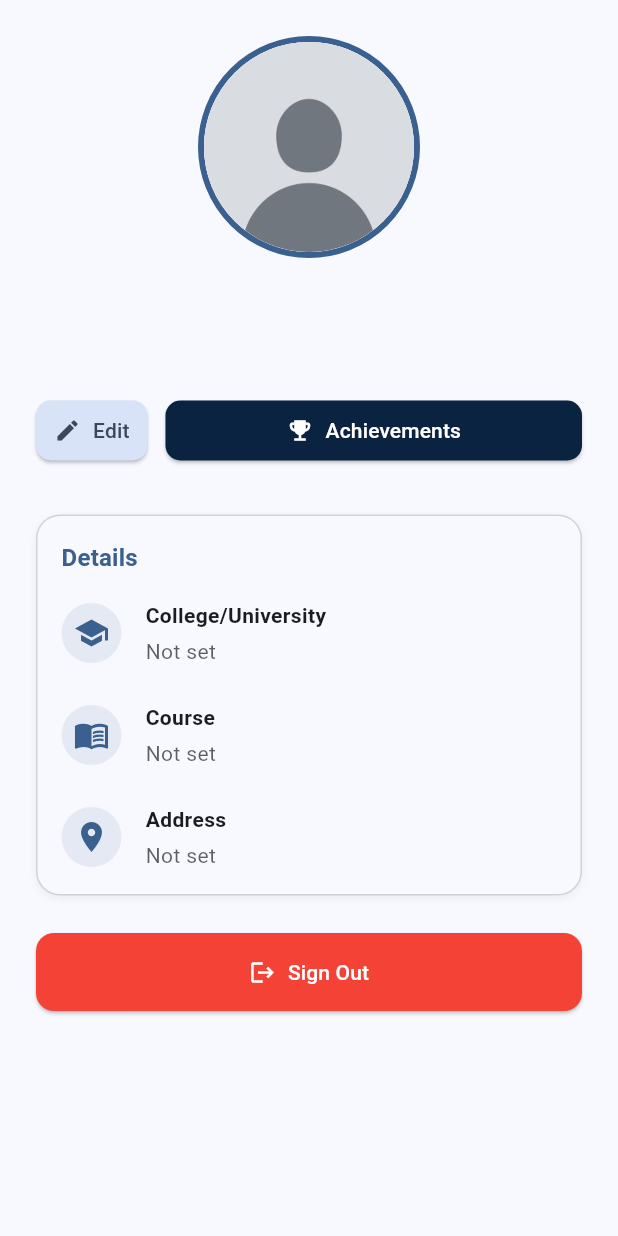
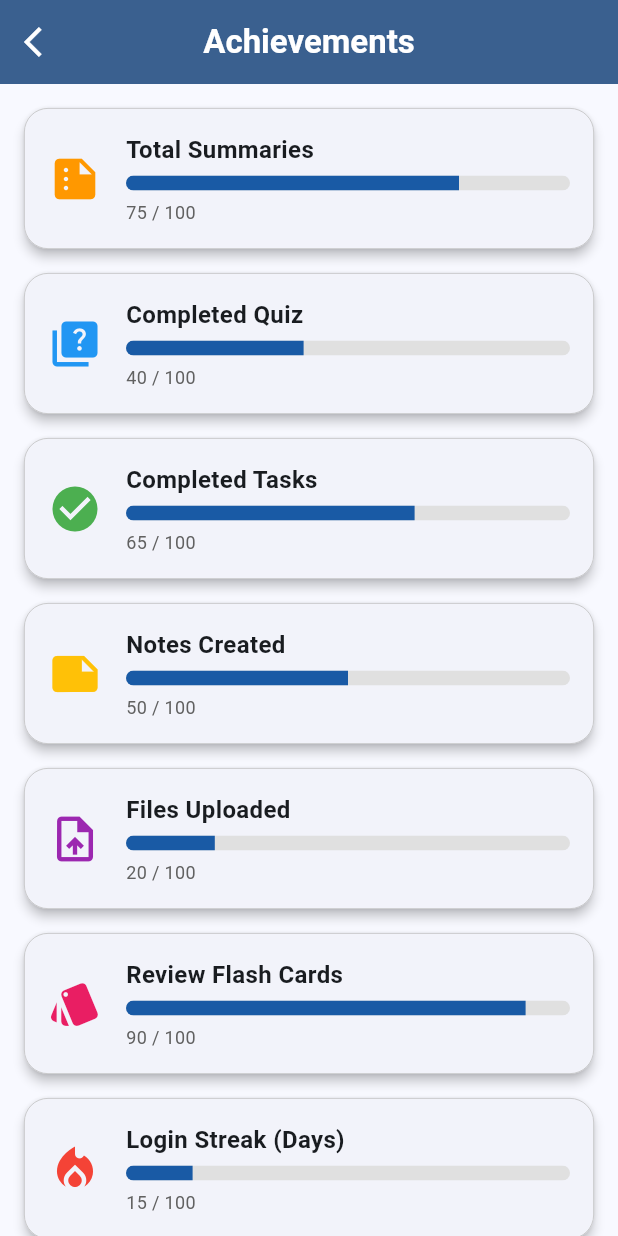
Before and after one commit to Truuuuuuuu/easemester_app, a Flutter app: the ProfilePage screen opened directly, after a tap on "Achievements", on a phone screen of 412 x 824 dp. Run offline on Flutter 3.47's test engine with Material 3 defaults, Android fonts, the phone set to English and light mode, and no system bars; our stand-ins replace cloud_firestore, dio, file_picker, firebase_auth, firebase_core, flutter_dotenv and 7 more; missing offline and left inert: docx_to_text, syncfusion_flutter_pdf; accounts and stored records are empty.

Commit message:
added achievement page

```diff
--- /dev/null
+++ b/lib/views/pages/achievement_page.dart
@@ -0,0 +1,187 @@
+import 'package:flutter/material.dart';
+
+class AchievementPage extends StatefulWidget {
+  const AchievementPage({super.key});
+
+  @override
+  State<AchievementPage> createState() =>
+      _AchievementPageState();
+}
+
+class _AchievementPageState extends State<AchievementPage> {
+  final Map<String, double> achievements = {
+    "Total Summaries": 75,
+    "Completed Quiz": 40,
+    "Completed Tasks": 65,
+    "Notes Created": 50,
+    "Files Uploaded": 20,
+    "Review Flash Cards": 90,
+    "Login Streak (Days)": 15,
+    "Study Hours Logged": 60,
+    "Profile Completed": 100,
+  };
+
+  @override
+  Widget build(BuildContext context) {
+    return Scaffold(
+      appBar: AppBar(
+        title: Text(
+          "Achievements",
+          style: TextStyle(
+            color: Theme.of(context).colorScheme.onPrimary,
+            fontWeight: FontWeight.bold,
+          ),
+        ),
+        centerTitle: true,
+        backgroundColor: Theme.of(
+          context,
+        ).colorScheme.primary,
+        leading: IconButton(
+          icon: Icon(
+            Icons.arrow_back_ios,
+            color: Theme.of(context).colorScheme.onPrimary,
+          ),
+          onPressed: () => Navigator.pop(context),
+        ),
+      ),
+
+      body: ListView.builder(
+        padding: const EdgeInsets.all(16),
+        itemCount: achievements.length,
+        itemBuilder: (context, index) {
+          final title = achievements.keys.elementAt(index);
+          final value = achievements.values.elementAt(
+            index,
+          );
+
+          return Card(
+            shape: RoundedRectangleBorder(
+              borderRadius: BorderRadius.circular(16),
+              side: BorderSide(
+                color: Colors.grey.shade400,
+                width: 0.5,
+
+              ),
+            ),
+            elevation: 3,
+            margin: const EdgeInsets.only(bottom: 16),
+            child: Padding(
+              padding: const EdgeInsets.all(16),
+              child: Row(
+                children: [
+                  _buildIcon(title),
+                  const SizedBox(width: 16),
+                  Expanded(
+                    child: Column(
+                      crossAxisAlignment:
+                          CrossAxisAlignment.start,
+                      children: [
+                        Text(
+                          title,
+                          style: const TextStyle(
+                            fontSize: 16,
+                            fontWeight: FontWeight.bold,
+                          ),
+                        ),
+                        const SizedBox(height: 6),
+                        ClipRRect(
+                          borderRadius:
+                              BorderRadius.circular(8),
+                          child: LinearProgressIndicator(
+                            value: value / 100,
+                            minHeight: 10,
+                            color: Color.fromARGB(
+                              255,
+                              25,
+                              90,
+                              165,
+                            ),
+                            backgroundColor:
+                                Colors.grey.shade300,
+                          ),
+                        ),
+                        const SizedBox(height: 6),
+                        Text(
+                          "${value.toInt()} / 100",
+                          style: TextStyle(
+                            fontSize: 12,
+                            color: Colors.grey.shade700,
+                          ),
+                        ),
+                      ],
+                    ),
+                  ),
+                ],
+              ),
+            ),
+          );
+        },
+      ),
+    );
+  }
+
+  Icon _buildIcon(String title) {
+    switch (title) {
+      case "Total Summaries":
+        return const Icon(
+          Icons.summarize,
+          color: Colors.orange,
+          size: 36,
+        );
+      case "Completed Quiz":
+        return const Icon(
+          Icons.quiz,
+          color: Colors.blue,
+          size: 36,
+        );
+      case "Completed Tasks":
+        return const Icon(
+          Icons.check_circle,
+          color: Colors.green,
+          size: 36,
+        );
+      case "Notes Created":
+        return const Icon(
+          Icons.note,
+          color: Colors.amber,
+          size: 36,
+        );
+      case "Files Uploaded":
+        return const Icon(
+          Icons.upload_file,
+          color: Colors.purple,
+          size: 36,
+        );
+      case "Review Flash Cards":
+        return const Icon(
+          Icons.style,
+          color: Colors.pink,
+          size: 36,
+        );
+      case "Login Streak (Days)":
+        return const Icon(
+          Icons.local_fire_department,
+          color: Colors.red,
+          size: 36,
+        );
+      case "Study Hours Logged":
+        return const Icon(
+          Icons.timer,
+          color: Colors.teal,
+          size: 36,
+        );
+      case "Profile Completed":
+        return const Icon(
+          Icons.verified_user,
+          color: Colors.indigo,
+          size: 36,
+        );
+      default:
+        return const Icon(
+          Icons.star,
+          color: Colors.grey,
+          size: 36,
+        );
+    }
+  }
+}
--- a/lib/views/pages/profile page/profile_page.dart
+++ b/lib/views/pages/profile page/profile_page.dart
@@ -3,6 +3,7 @@ import 'package:easemester_app/helpers/dialog_helpers.dart';
 import 'package:easemester_app/models/profile_model.dart';
 import 'package:easemester_app/services/firestore_service.dart';
 import 'package:easemester_app/routes/navigation_helper.dart';
+import 'package:easemester_app/views/pages/achievement_page.dart';
 import 'package:flutter/material.dart';
 import 'package:firebase_auth/firebase_auth.dart';
 import 'package:easemester_app/views/widgets/app_drawer.dart';
@@ -211,10 +212,23 @@ class _ProfilePageState extends State<ProfilePage> {
                                       'Achievements',
                                     ),
                                     onPressed: () {
-                                      // achievement page
+                                      Navigator.push(
+                                        context,
+                                        MaterialPageRoute(
+                                          builder: (context) =>
+                                              const AchievementPage(),
+                                        ),
+                                      );
                                     },
+
                                     style: ElevatedButton.styleFrom(
-                                      backgroundColor: Color.fromARGB(255, 9, 35, 64),  // fixed blue
+                                      backgroundColor:
+                                          Color.fromARGB(
+                                            255,
+                                            9,
+                                            35,
+                                            64,
+                                          ), // fixed blue
                                       foregroundColor: Colors
                                           .white, // white text/icon
                                       padding:
```
